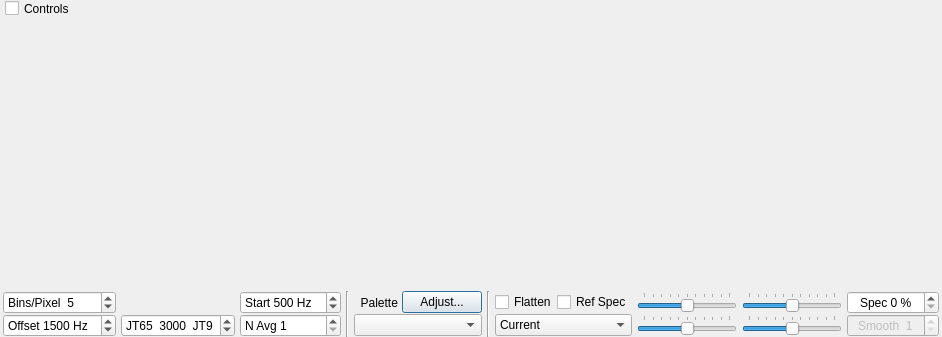
Old version of the form widegraph.ui in the repository qcmiao1998/js8call.
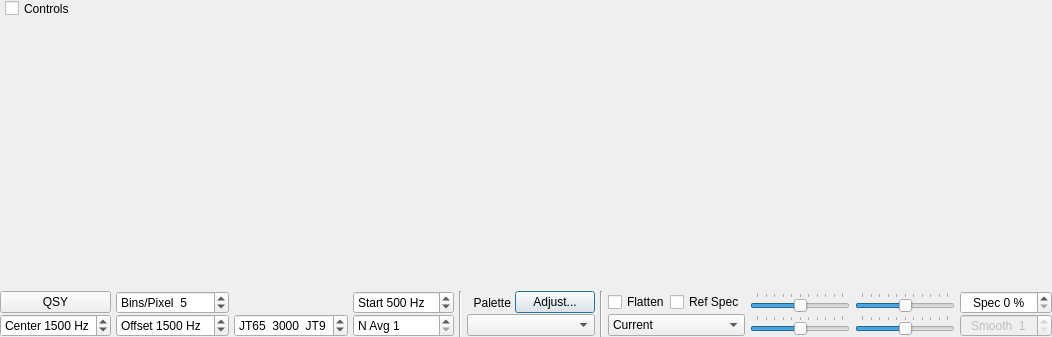
New version of the form. Custom widgets are drawn as their Qt base class.

Commit message: Added QSY function to waterfall controls for centering a signal in the bandpass

```diff
--- a/widegraph.ui
+++ b/widegraph.ui
@@ -103,7 +103,69 @@
       <property name="verticalSpacing">
        <number>0</number>
       </property>
-      <item row="1" column="7">
+      <item row="0" column="12">
+       <widget class="QSlider" name="zeroSlider">
+        <property name="sizePolicy">
+         <sizepolicy hsizetype="Expanding" vsizetype="Fixed">
+          <horstretch>0</horstretch>
+          <verstretch>0</verstretch>
+         </sizepolicy>
+        </property>
+        <property name="minimumSize">
+         <size>
+          <width>100</width>
+          <height>0</height>
+         </size>
+        </property>
+        <property name="maximumSize">
+         <size>
+          <width>200</width>
+          <height>16777215</height>
+         </size>
+        </property>
+        <property name="toolTip">
+         <string>Waterfall zero</string>
+        </property>
+        <property name="minimum">
+         <number>-50</number>
+        </property>
+        <property name="maximum">
+         <number>50</number>
+        </property>
+        <property name="orientation">
+         <enum>Qt::Horizontal</enum>
+        </property>
+        <property name="tickPosition">
+         <enum>QSlider::TicksAbove</enum>
+        </property>
+       </widget>
+      </item>
+      <item row="0" column="13">
+       <widget class="QSpinBox" name="sbPercent2dPlot">
+        <property name="toolTip">
+         <string>&lt;html&gt;&lt;head/&gt;&lt;body&gt;&lt;p&gt;Set fractional size of spectrum in this window.&lt;/p&gt;&lt;/body&gt;&lt;/html&gt;</string>
+        </property>
+        <property name="alignment">
+         <set>Qt::AlignCenter</set>
+        </property>
+        <property name="suffix">
+         <string> %</string>
+        </property>
+        <property name="prefix">
+         <string>Spec </string>
+        </property>
+        <property name="maximum">
+         <number>100</number>
+        </property>
+        <property name="singleStep">
+         <number>5</number>
+        </property>
+        <property name="value">
+         <number>0</number>
+        </property>
+       </widget>
+      </item>
+      <item row="1" column="8">
        <widget class="QComboBox" name="spec2dComboBox">
         <property name="toolTip">
          <string>&lt;html&gt;&lt;head/&gt;&lt;body&gt;&lt;p&gt;Select data for spectral display&lt;/p&gt;&lt;/body&gt;&lt;/html&gt;</string>
@@ -133,141 +195,7 @@
         </item>
        </widget>
       </item>
-      <item row="1" column="3">
-       <widget class="QSpinBox" name="waterfallAvgSpinBox">
-        <property name="toolTip">
-         <string>Number of FFTs averaged (controls waterfall scrolling rate)</string>
-        </property>
-        <property name="prefix">
-         <string>N Avg </string>
-        </property>
-        <property name="minimum">
-         <number>1</number>
-        </property>
-        <property name="maximum">
-         <number>50</number>
-        </property>
-       </widget>
-      </item>
-      <item row="0" column="6" rowspan="2">
-       <widget class="Line" name="line_2">
-        <property name="orientation">
-         <enum>Qt::Vertical</enum>
-        </property>
-       </widget>
-      </item>
-      <item row="0" column="4" rowspan="2">
-       <widget class="Line" name="line">
-        <property name="orientation">
-         <enum>Qt::Vertical</enum>
-        </property>
-       </widget>
-      </item>
-      <item row="0" column="3">
-       <widget class="QSpinBox" name="fStartSpinBox">
-        <property name="toolTip">
-         <string>&lt;html&gt;&lt;head/&gt;&lt;body&gt;&lt;p&gt;Frequency at left edge of waterfall&lt;/p&gt;&lt;/body&gt;&lt;/html&gt;</string>
-        </property>
-        <property name="suffix">
-         <string> Hz</string>
-        </property>
-        <property name="prefix">
-         <string>Start </string>
-        </property>
-        <property name="maximum">
-         <number>5000</number>
-        </property>
-        <property name="singleStep">
-         <number>100</number>
-        </property>
-        <property name="value">
-         <number>500</number>
-        </property>
-       </widget>
-      </item>
-      <item row="1" column="12">
-       <widget class="QSpinBox" name="smoSpinBox">
-        <property name="enabled">
-         <bool>false</bool>
-        </property>
-        <property name="toolTip">
-         <string>Smoothing of Linear Average spectrum</string>
-        </property>
-        <property name="alignment">
-         <set>Qt::AlignCenter</set>
-        </property>
-        <property name="suffix">
-         <string/>
-        </property>
-        <property name="prefix">
-         <string>Smooth  </string>
-        </property>
-        <property name="minimum">
-         <number>1</number>
-        </property>
-        <property name="maximum">
-         <number>7</number>
-        </property>
-       </widget>
-      </item>
-      <item row="0" column="13" rowspan="2">
-       <spacer name="horizontalSpacer_2">
-        <property name="orientation">
-         <enum>Qt::Horizontal</enum>
-        </property>
-        <property name="sizeHint" stdset="0">
-         <size>
-          <width>40</width>
-          <height>20</height>
-         </size>
-        </property>
-       </spacer>
-      </item>
-      <item row="0" column="11">
-       <widget class="QSlider" name="zeroSlider">
-        <property name="sizePolicy">
-         <sizepolicy hsizetype="Expanding" vsizetype="Fixed">
-          <horstretch>0</horstretch>
-          <verstretch>0</verstretch>
-         </sizepolicy>
-        </property>
-        <property name="minimumSize">
-         <size>
-          <width>100</width>
-          <height>0</height>
-         </size>
-        </property>
-        <property name="maximumSize">
-         <size>
-          <width>200</width>
-          <height>16777215</height>
-         </size>
-        </property>
-        <property name="toolTip">
-         <string>Waterfall zero</string>
-        </property>
-        <property name="minimum">
-         <number>-50</number>
-        </property>
-        <property name="maximum">
-         <number>50</number>
-        </property>
-        <property name="orientation">
-         <enum>Qt::Horizontal</enum>
-        </property>
-        <property name="tickPosition">
-         <enum>QSlider::TicksAbove</enum>
-        </property>
-       </widget>
-      </item>
-      <item row="1" column="5">
-       <widget class="QComboBox" name="paletteComboBox">
-        <property name="toolTip">
-         <string>Select waterfall palette</string>
-        </property>
-       </widget>
-      </item>
-      <item row="0" column="7">
+      <item row="0" column="8">
        <layout class="QHBoxLayout" name="horizontalLayout_3">
         <item>
          <widget class="QCheckBox" name="cbFlatten">
@@ -291,81 +219,32 @@
         </item>
        </layout>
       </item>
-      <item row="1" column="9">
-       <widget class="QSlider" name="gain2dSlider">
-        <property name="sizePolicy">
-         <sizepolicy hsizetype="Expanding" vsizetype="Fixed">
-          <horstretch>0</horstretch>
-          <verstretch>0</verstretch>
-         </sizepolicy>
-        </property>
-        <property name="minimumSize">
-         <size>
-          <width>100</width>
-          <height>0</height>
-         </size>
-        </property>
-        <property name="maximumSize">
-         <size>
-          <width>200</width>
-          <height>16777215</height>
-         </size>
-        </property>
+      <item row="0" column="2">
+       <widget class="QSpinBox" name="bppSpinBox">
         <property name="toolTip">
          <string>Spectrum gain</string>
         </property>
-        <property name="minimum">
-         <number>-50</number>
+        <property name="suffix">
+         <string/>
         </property>
-        <property name="maximum">
-         <number>50</number>
+        <property name="prefix">
+         <string>Bins/Pixel  </string>
         </property>
-        <property name="orientation">
-         <enum>Qt::Horizontal</enum>
-        </property>
-        <property name="tickPosition">
-         <enum>QSlider::TicksAbove</enum>
-        </property>
-       </widget>
-      </item>
-      <item row="0" column="9">
-       <widget class="QSlider" name="gainSlider">
-        <property name="sizePolicy">
-         <sizepolicy hsizetype="Expanding" vsizetype="Fixed">
-          <horstretch>0</horstretch>
-          <verstretch>0</verstretch>
-         </sizepolicy>
-        </property>
-        <property name="minimumSize">
-         <size>
-          <width>100</width>
-          <height>0</height>
-         </size>
-        </property>
-        <property name="maximumSize">
-         <size>
-          <width>200</width>
-          <height>16777215</height>
-         </size>
-        </property>
-        <property name="toolTip">
-         <string>Waterfall gain</string>
-        </property>
         <property name="minimum">
-         <number>-50</number>
+         <number>1</number>
         </property>
         <property name="maximum">
-         <number>50</number>
+         <number>1000</number>
         </property>
-        <property name="orientation">
-         <enum>Qt::Horizontal</enum>
+        <property name="singleStep">
+         <number>1</number>
         </property>
-        <property name="tickPosition">
-         <enum>QSlider::TicksAbove</enum>
+        <property name="value">
+         <number>5</number>
         </property>
        </widget>
       </item>
-      <item row="1" column="11">
+      <item row="1" column="12">
        <widget class="QSlider" name="zero2dSlider">
         <property name="sizePolicy">
          <sizepolicy hsizetype="Expanding" vsizetype="Fixed">
@@ -402,6 +281,224 @@
         </property>
        </widget>
       </item>
+      <item row="0" column="4">
+       <widget class="QSpinBox" name="fStartSpinBox">
+        <property name="toolTip">
+         <string>&lt;html&gt;&lt;head/&gt;&lt;body&gt;&lt;p&gt;Frequency at left edge of waterfall&lt;/p&gt;&lt;/body&gt;&lt;/html&gt;</string>
+        </property>
+        <property name="suffix">
+         <string> Hz</string>
+        </property>
+        <property name="prefix">
+         <string>Start </string>
+        </property>
+        <property name="maximum">
+         <number>5000</number>
+        </property>
+        <property name="singleStep">
+         <number>100</number>
+        </property>
+        <property name="value">
+         <number>500</number>
+        </property>
+       </widget>
+      </item>
+      <item row="1" column="6">
+       <widget class="QComboBox" name="paletteComboBox">
+        <property name="toolTip">
+         <string>Select waterfall palette</string>
+        </property>
+       </widget>
+      </item>
+      <item row="0" column="10">
+       <widget class="QSlider" name="gainSlider">
+        <property name="sizePolicy">
+         <sizepolicy hsizetype="Expanding" vsizetype="Fixed">
+          <horstretch>0</horstretch>
+          <verstretch>0</verstretch>
+         </sizepolicy>
+        </property>
+        <property name="minimumSize">
+         <size>
+          <width>100</width>
+          <height>0</height>
+         </size>
+        </property>
+        <property name="maximumSize">
+         <size>
+          <width>200</width>
+          <height>16777215</height>
+         </size>
+        </property>
+        <property name="toolTip">
+         <string>Waterfall gain</string>
+        </property>
+        <property name="minimum">
+         <number>-50</number>
+        </property>
+        <property name="maximum">
+         <number>50</number>
+        </property>
+        <property name="orientation">
+         <enum>Qt::Horizontal</enum>
+        </property>
+        <property name="tickPosition">
+         <enum>QSlider::TicksAbove</enum>
+        </property>
+       </widget>
+      </item>
+      <item row="1" column="10">
+       <widget class="QSlider" name="gain2dSlider">
+        <property name="sizePolicy">
+         <sizepolicy hsizetype="Expanding" vsizetype="Fixed">
+          <horstretch>0</horstretch>
+          <verstretch>0</verstretch>
+         </sizepolicy>
+        </property>
+        <property name="minimumSize">
+         <size>
+          <width>100</width>
+          <height>0</height>
+         </size>
+        </property>
+        <property name="maximumSize">
+         <size>
+          <width>200</width>
+          <height>16777215</height>
+         </size>
+        </property>
+        <property name="toolTip">
+         <string>Spectrum gain</string>
+        </property>
+        <property name="minimum">
+         <number>-50</number>
+        </property>
+        <property name="maximum">
+         <number>50</number>
+        </property>
+        <property name="orientation">
+         <enum>Qt::Horizontal</enum>
+        </property>
+        <property name="tickPosition">
+         <enum>QSlider::TicksAbove</enum>
+        </property>
+       </widget>
+      </item>
+      <item row="0" column="14" rowspan="2">
+       <spacer name="horizontalSpacer_2">
+        <property name="orientation">
+         <enum>Qt::Horizontal</enum>
+        </property>
+        <property name="sizeHint" stdset="0">
+         <size>
+          <width>40</width>
+          <height>20</height>
+         </size>
+        </property>
+       </spacer>
+      </item>
+      <item row="1" column="4">
+       <widget class="QSpinBox" name="waterfallAvgSpinBox">
+        <property name="toolTip">
+         <string>Number of FFTs averaged (controls waterfall scrolling rate)</string>
+        </property>
+        <property name="prefix">
+         <string>N Avg </string>
+        </property>
+        <property name="minimum">
+         <number>1</number>
+        </property>
+        <property name="maximum">
+         <number>50</number>
+        </property>
+       </widget>
+      </item>
+      <item row="1" column="13">
+       <widget class="QSpinBox" name="smoSpinBox">
+        <property name="enabled">
+         <bool>false</bool>
+        </property>
+        <property name="toolTip">
+         <string>Smoothing of Linear Average spectrum</string>
+        </property>
+        <property name="alignment">
+         <set>Qt::AlignCenter</set>
+        </property>
+        <property name="suffix">
+         <string/>
+        </property>
+        <property name="prefix">
+         <string>Smooth  </string>
+        </property>
+        <property name="minimum">
+         <number>1</number>
+        </property>
+        <property name="maximum">
+         <number>7</number>
+        </property>
+       </widget>
+      </item>
+      <item row="1" column="2">
+       <widget class="QSpinBox" name="offsetSpinBox">
+        <property name="suffix">
+         <string> Hz</string>
+        </property>
+        <property name="prefix">
+         <string>Offset </string>
+        </property>
+        <property name="maximum">
+         <number>5000</number>
+        </property>
+        <property name="singleStep">
+         <number>1</number>
+        </property>
+        <property name="value">
+         <number>1500</number>
+        </property>
+       </widget>
+      </item>
+      <item row="0" column="7" rowspan="2">
+       <widget class="Line" name="line_2">
+        <property name="orientation">
+         <enum>Qt::Vertical</enum>
+        </property>
+       </widget>
+      </item>
+      <item row="0" column="5" rowspan="2">
+       <widget class="Line" name="line">
+        <property name="orientation">
+         <enum>Qt::Vertical</enum>
+        </property>
+       </widget>
+      </item>
+      <item row="1" column="3">
+       <widget class="QSpinBox" name="fSplitSpinBox">
+        <property name="visible">
+         <bool>false</bool>
+        </property>
+        <property name="toolTip">
+         <string>&lt;html&gt;&lt;head/&gt;&lt;body&gt;&lt;p&gt;Decode JT9 only above this frequency&lt;/p&gt;&lt;/body&gt;&lt;/html&gt;</string>
+        </property>
+        <property name="suffix">
+         <string>  JT9</string>
+        </property>
+        <property name="prefix">
+         <string>JT65  </string>
+        </property>
+        <property name="minimum">
+         <number>0</number>
+        </property>
+        <property name="maximum">
+         <number>5000</number>
+        </property>
+        <property name="singleStep">
+         <number>100</number>
+        </property>
+        <property name="value">
+         <number>3000</number>
+        </property>
+       </widget>
+      </item>
       <item row="0" column="0" rowspan="2">
        <spacer name="horizontalSpacer">
         <property name="orientation">
@@ -415,32 +512,7 @@
         </property>
        </spacer>
       </item>
-      <item row="0" column="12">
-       <widget class="QSpinBox" name="sbPercent2dPlot">
-        <property name="toolTip">
-         <string>&lt;html&gt;&lt;head/&gt;&lt;body&gt;&lt;p&gt;Set fractional size of spectrum in this window.&lt;/p&gt;&lt;/body&gt;&lt;/html&gt;</string>
-        </property>
-        <property name="alignment">
-         <set>Qt::AlignCenter</set>
-        </property>
-        <property name="suffix">
-         <string> %</string>
-        </property>
-        <property name="prefix">
-         <string>Spec </string>
-        </property>
-        <property name="maximum">
-         <number>100</number>
-        </property>
-        <property name="singleStep">
-         <number>5</number>
-        </property>
-        <property name="value">
-         <number>0</number>
-        </property>
-       </widget>
-      </item>
-      <item row="0" column="5">
+      <item row="0" column="6">
        <layout class="QHBoxLayout" name="horizontalLayout">
         <item>
          <widget class="QLabel" name="labPalette">
@@ -464,75 +536,29 @@
         </item>
        </layout>
       </item>
-      <item row="1" column="2">
-       <widget class="QSpinBox" name="fSplitSpinBox">
-        <property name="visible">
-         <bool>false</bool>
-        </property>
-        <property name="toolTip">
-         <string>&lt;html&gt;&lt;head/&gt;&lt;body&gt;&lt;p&gt;Decode JT9 only above this frequency&lt;/p&gt;&lt;/body&gt;&lt;/html&gt;</string>
-        </property>
-        <property name="suffix">
-         <string>  JT9</string>
-        </property>
-        <property name="prefix">
-         <string>JT65  </string>
-        </property>
-        <property name="minimum">
-         <number>0</number>
-        </property>
-        <property name="maximum">
-         <number>5000</number>
-        </property>
-        <property name="singleStep">
-         <number>100</number>
-        </property>
-        <property name="value">
-         <number>3000</number>
-        </property>
-       </widget>
-      </item>
-      <item row="1" column="1">
-       <widget class="QSpinBox" name="offsetSpinBox">
-        <property name="suffix">
-         <string> Hz</string>
-        </property>
-        <property name="prefix">
-         <string>Offset </string>
-        </property>
-        <property name="maximum">
-         <number>5000</number>
-        </property>
-        <property name="singleStep">
-         <number>1</number>
-        </property>
-        <property name="value">
-         <number>1500</number>
-        </property>
-       </widget>
-      </item>
       <item row="0" column="1">
-       <widget class="QSpinBox" name="bppSpinBox">
-        <property name="toolTip">
-         <string>Compression factor for frequency scale</string>
+       <widget class="QPushButton" name="qsyPushButton">
+        <property name="text">
+         <string>QSY</string>
         </property>
+       </widget>
+      </item>
+      <item row="1" column="1">
+       <widget class="QSpinBox" name="centerSpinBox">
         <property name="suffix">
-         <string/>
+         <string> Hz</string>
         </property>
         <property name="prefix">
-         <string>Bins/Pixel  </string>
+         <string>Center </string>
         </property>
         <property name="minimum">
-         <number>1</number>
+         <number>500</number>
         </property>
         <property name="maximum">
-         <number>1000</number>
-        </property>
-        <property name="singleStep">
-         <number>1</number>
+         <number>5000</number>
         </property>
         <property name="value">
-         <number>5</number>
+         <number>1500</number>
         </property>
        </widget>
       </item>
```
Left out of the diff: 8 changed lines with no effect on the pictures. The commit also changes 6 other files.
